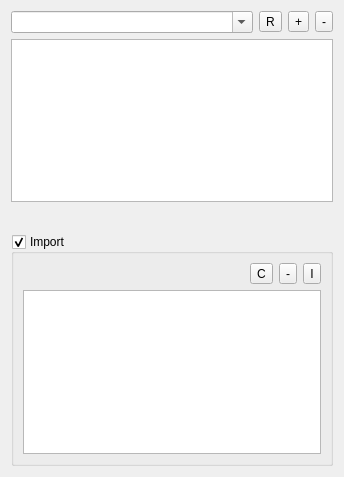
This is qwbfs/src/PartitionWidget.ui in amestica/qwbfs as Qt 5 draws it before an edit. The edited form follows.
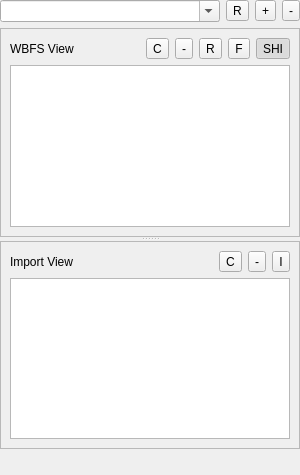
This is the edited form. Custom widgets are drawn as their Qt base class.

Commit message: Add primary support for extracting discs from WBFS Partition.

Patch:
```diff
--- a/qwbfs/src/PartitionWidget.ui
+++ b/qwbfs/src/PartitionWidget.ui
@@ -6,11 +6,14 @@
    <rect>
     <x>0</x>
     <y>0</y>
-    <width>344</width>
-    <height>477</height>
+    <width>300</width>
+    <height>475</height>
    </rect>
   </property>
-  <layout class="QVBoxLayout" name="verticalLayout">
+  <layout class="QVBoxLayout" name="verticalLayout_3">
+   <property name="margin">
+    <number>0</number>
+   </property>
    <item>
     <layout class="QHBoxLayout" name="horizontalLayout">
      <item>
@@ -56,6 +59,99 @@
     </layout>
    </item>
    <item>
+    <widget class="QSplitter" name="sViews">
+     <property name="orientation">
+      <enum>Qt::Vertical</enum>
+     </property>
+     <property name="childrenCollapsible">
+      <bool>false</bool>
+     </property>
+     <widget class="QFrame" name="fWBFS">
+      <property name="frameShape">
+       <enum>QFrame::StyledPanel</enum>
+      </property>
+      <property name="frameShadow">
+       <enum>QFrame::Raised</enum>
+      </property>
+      <layout class="QVBoxLayout" name="verticalLayout_2">
+       <item>
+        <layout class="QHBoxLayout" name="horizontalLayout_3">
+         <item>
+          <widget class="QLabel" name="label">
+           <property name="text">
+            <string>WBFS View</string>
+           </property>
+          </widget>
+         </item>
+         <item>
+          <spacer name="horizontalSpacer_2">
+           <property name="orientation">
+            <enum>Qt::Horizontal</enum>
+           </property>
+           <property name="sizeHint" stdset="0">
+            <size>
+             <width>40</width>
+             <height>20</height>
+            </size>
+           </property>
+          </spacer>
+         </item>
+         <item>
+          <widget class="QToolButton" name="tbClearWBFS">
+           <property name="toolTip">
+            <string>Clear the discs</string>
+           </property>
+           <property name="text">
+            <string>C</string>
+           </property>
+          </widget>
+         </item>
+         <item>
+          <widget class="QToolButton" name="tbRemoveWBFS">
+           <property name="toolTip">
+            <string>Remove the selected discs</string>
+           </property>
+           <property name="text">
+            <string>-</string>
+           </property>
+          </widget>
+         </item>
+         <item>
+          <widget class="QToolButton" name="tbRenameWBFS">
+           <property name="text">
+            <string>R</string>
+           </property>
+          </widget>
+         </item>
+         <item>
+          <widget class="QToolButton" name="tbFormat">
+           <property name="toolTip">
+            <string>Format the partition</string>
+           </property>
+           <property name="text">
+            <string>F</string>
+           </property>
+          </widget>
+         </item>
+         <item>
+          <widget class="QToolButton" name="tbShowHideImportView">
+           <property name="toolTip">
+            <string>Show/Hide Import View</string>
+           </property>
+           <property name="text">
+            <string>SHI</string>
+           </property>
+           <property name="checkable">
+            <bool>true</bool>
+           </property>
+           <property name="checked">
+            <bool>true</bool>
+           </property>
+          </widget>
+         </item>
+        </layout>
+       </item>
+       <item>
     <widget class="QListView" name="lvDiscs">
      <property name="editTriggers">
       <set>QAbstractItemView::NoEditTriggers</set>
@@ -74,36 +170,25 @@
      </property>
     </widget>
    </item>
-   <item>
-    <widget class="Gauge" name="gStatus" native="true"/>
-   </item>
-   <item>
-    <widget class="QLabel" name="lInformations">
-     <property name="alignment">
-      <set>Qt::AlignRight|Qt::AlignTrailing|Qt::AlignVCenter</set>
-     </property>
-    </widget>
-   </item>
-   <item>
-    <widget class="QGroupBox" name="gbImport">
-     <property name="title">
-      <string>Import</string>
-     </property>
-     <property name="checkable">
-      <bool>true</bool>
-     </property>
-     <layout class="QVBoxLayout" name="verticalLayout_2">
-      <property name="spacing">
-       <number>0</number>
-      </property>
-      <property name="margin">
-       <number>0</number>
-      </property>
-      <item>
-       <widget class="QWidget" name="wImport" native="true">
-        <layout class="QVBoxLayout" name="verticalLayout_3">
+      </layout>
+     </widget>
+     <widget class="QFrame" name="fImport">
+      <property name="frameShape">
+       <enum>QFrame::StyledPanel</enum>
+      </property>
+      <property name="frameShadow">
+       <enum>QFrame::Raised</enum>
+      </property>
+      <layout class="QVBoxLayout" name="verticalLayout">
          <item>
           <layout class="QHBoxLayout" name="horizontalLayout_2">
+         <item>
+          <widget class="QLabel" name="label_2">
+           <property name="text">
+            <string>Import View</string>
+           </property>
+          </widget>
+         </item>
            <item>
             <spacer name="horizontalSpacer">
              <property name="orientation">
@@ -176,8 +261,16 @@
          </item>
         </layout>
        </widget>
-      </item>
-     </layout>
+    </widget>
+   </item>
+   <item>
+    <widget class="Gauge" name="gStatus" native="true"/>
+   </item>
+   <item>
+    <widget class="QLabel" name="lInformations">
+     <property name="alignment">
+      <set>Qt::AlignRight|Qt::AlignTrailing|Qt::AlignVCenter</set>
+     </property>
     </widget>
    </item>
   </layout>
```
Left out of the diff: 22 changed lines with no effect on the pictures. Lines whose indentation alone changed are shown as unchanged. The commit also changes 16 other files.
